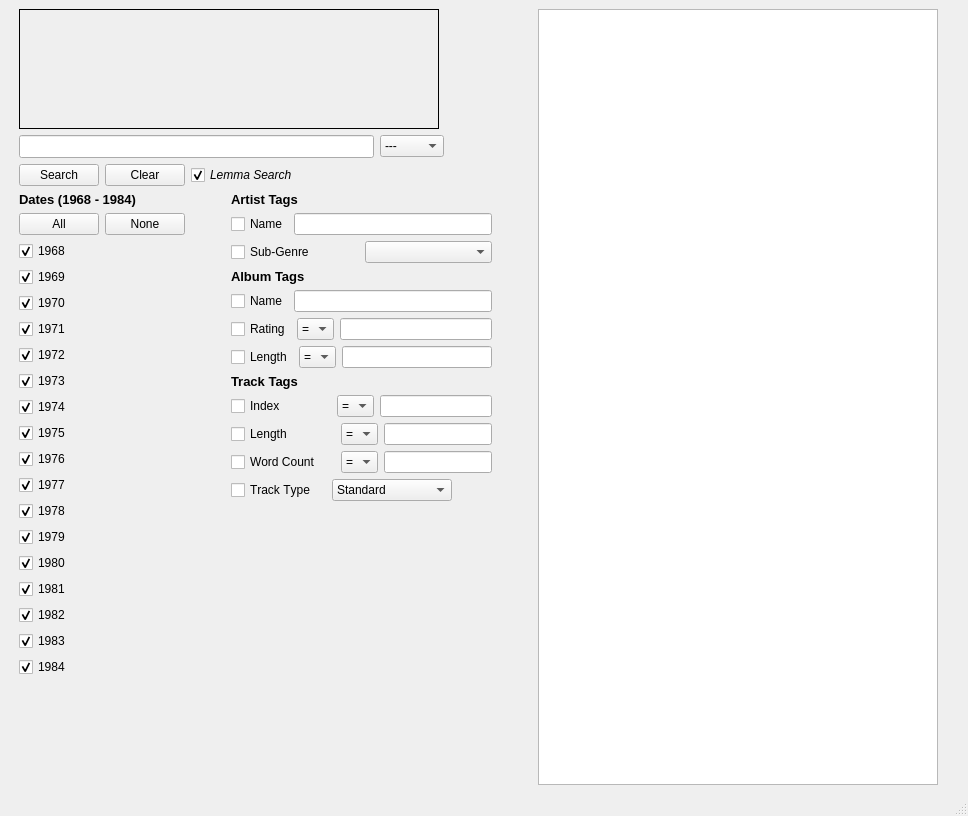
First picture: the form in corpus_gui.ui, repository TyGordon/Curated-Open-Repository-of-Progressive-Song-Entries, before the edit.
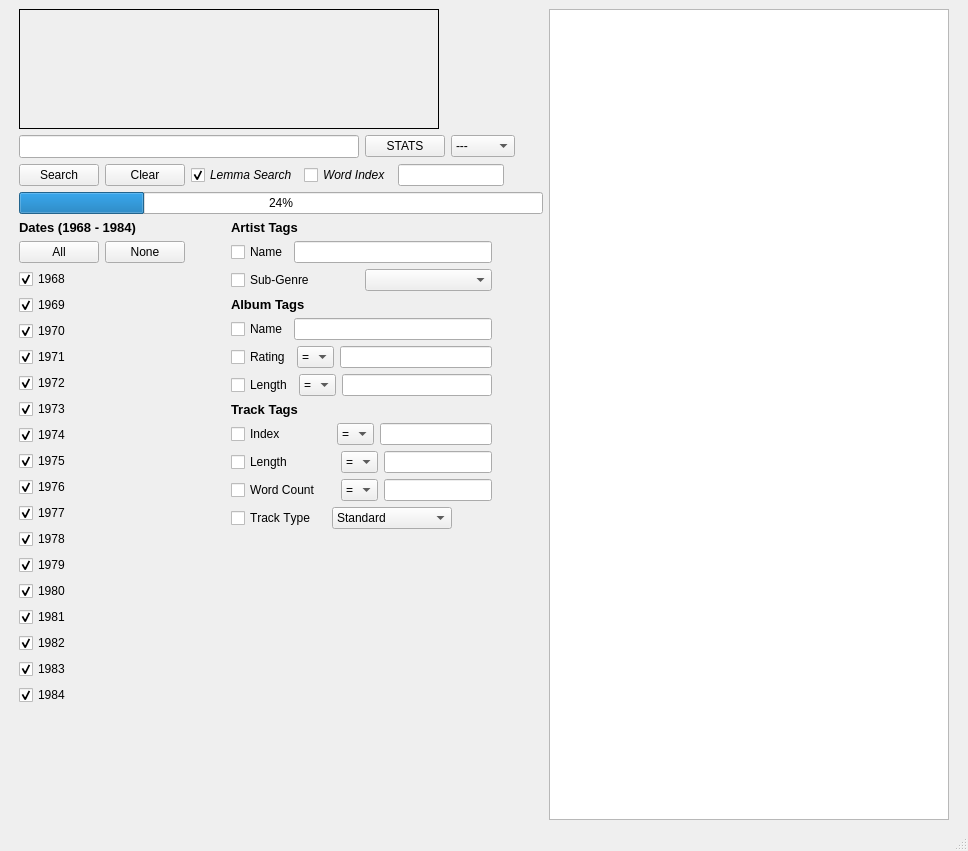
Second picture: the form after the edit. Icons and pictures are not drawn.

Commit message:
Implement Treading, Loading Bar, Stats Button, etc
Added:
- A Loading bar
- A stats button and corpus statistics
- Allowed search to be run on a seperate core

```diff
--- a/corpus_gui.ui
+++ b/corpus_gui.ui
@@ -7,7 +7,7 @@
     <x>0</x>
     <y>0</y>
     <width>968</width>
-    <height>816</height>
+    <height>851</height>
    </rect>
   </property>
   <property name="windowTitle">
@@ -120,7 +120,7 @@
           </property>
           <property name="minimumSize">
            <size>
-            <width>355</width>
+            <width>340</width>
             <height>0</height>
            </size>
           </property>
@@ -136,6 +136,46 @@
           </property>
          </widget>
         </item>
+        <item>
+         <widget class="QPushButton" name="statsButton">
+          <property name="enabled">
+           <bool>true</bool>
+          </property>
+          <property name="sizePolicy">
+           <sizepolicy hsizetype="Fixed" vsizetype="Fixed">
+            <horstretch>0</horstretch>
+            <verstretch>0</verstretch>
+           </sizepolicy>
+          </property>
+          <property name="minimumSize">
+           <size>
+            <width>30</width>
+            <height>10</height>
+           </size>
+          </property>
+          <property name="baseSize">
+           <size>
+            <width>20</width>
+            <height>20</height>
+           </size>
+          </property>
+          <property name="font">
+           <font>
+            <pointsize>9</pointsize>
+            <kerning>true</kerning>
+           </font>
+          </property>
+          <property name="text">
+           <string>STATS</string>
+          </property>
+          <property name="iconSize">
+           <size>
+            <width>20</width>
+            <height>20</height>
+           </size>
+          </property>
+         </widget>
+        </item>
         <item>
          <widget class="QComboBox" name="posBox">
           <property name="sizePolicy">
@@ -346,7 +386,7 @@
           </property>
           <property name="sizeHint" stdset="0">
            <size>
-            <width>10</width>
+            <width>1</width>
             <height>10</height>
            </size>
           </property>
@@ -386,6 +426,22 @@
           </property>
          </widget>
         </item>
+        <item>
+         <widget class="QCheckBox" name="searchWordIndex">
+          <property name="font">
+           <font>
+            <italic>true</italic>
+            <kerning>false</kerning>
+           </font>
+          </property>
+          <property name="text">
+           <string>Word Index</string>
+          </property>
+         </widget>
+        </item>
+        <item>
+         <widget class="QLineEdit" name="valueWordIndex"/>
+        </item>
         <item>
          <spacer name="buttonSpacer">
           <property name="orientation">
@@ -401,6 +457,16 @@
         </item>
        </layout>
       </item>
+      <item>
+       <widget class="QProgressBar" name="searchProgressBar">
+        <property name="value">
+         <number>24</number>
+        </property>
+        <property name="invertedAppearance">
+         <bool>false</bool>
+        </property>
+       </widget>
+      </item>
       <item>
        <layout class="QHBoxLayout" name="checkBoxLayout">
         <item>
@@ -888,7 +954,11 @@
              </widget>
             </item>
             <item>
-             <widget class="QLineEdit" name="valueArtistName"/>
+             <widget class="QLineEdit" name="valueArtistName">
+              <property name="enabled">
+               <bool>true</bool>
+              </property>
+             </widget>
             </item>
            </layout>
           </item>
```
Left out of the diff: 5 changed lines with no effect on the pictures. The commit also changes 1 other file.
